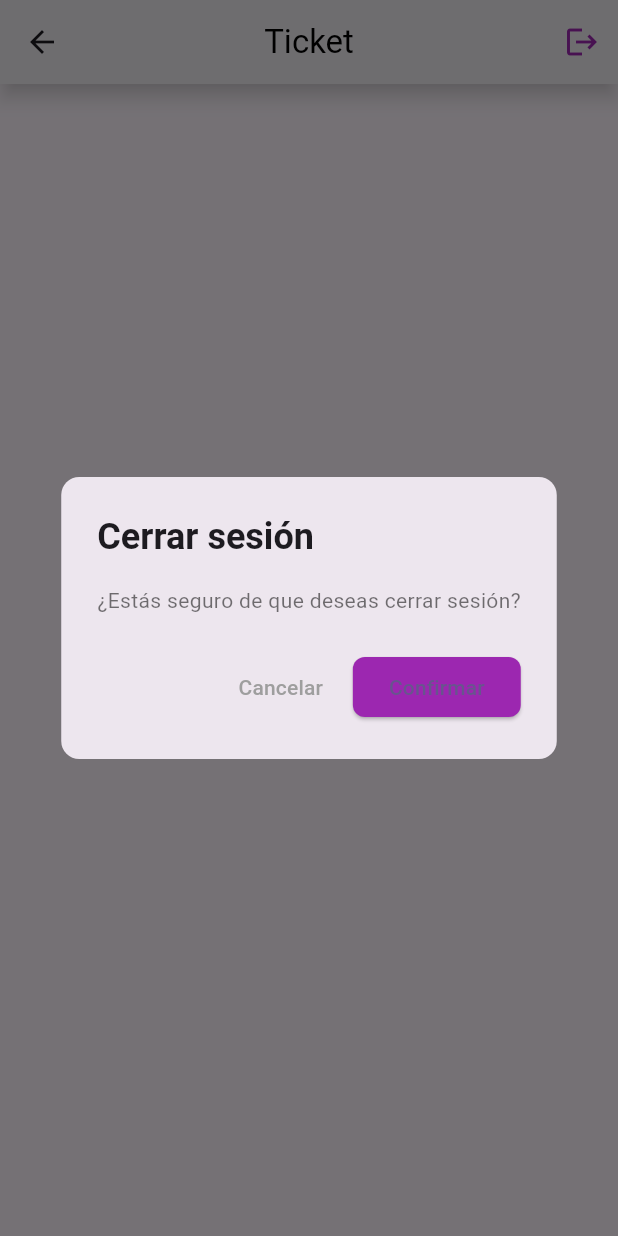
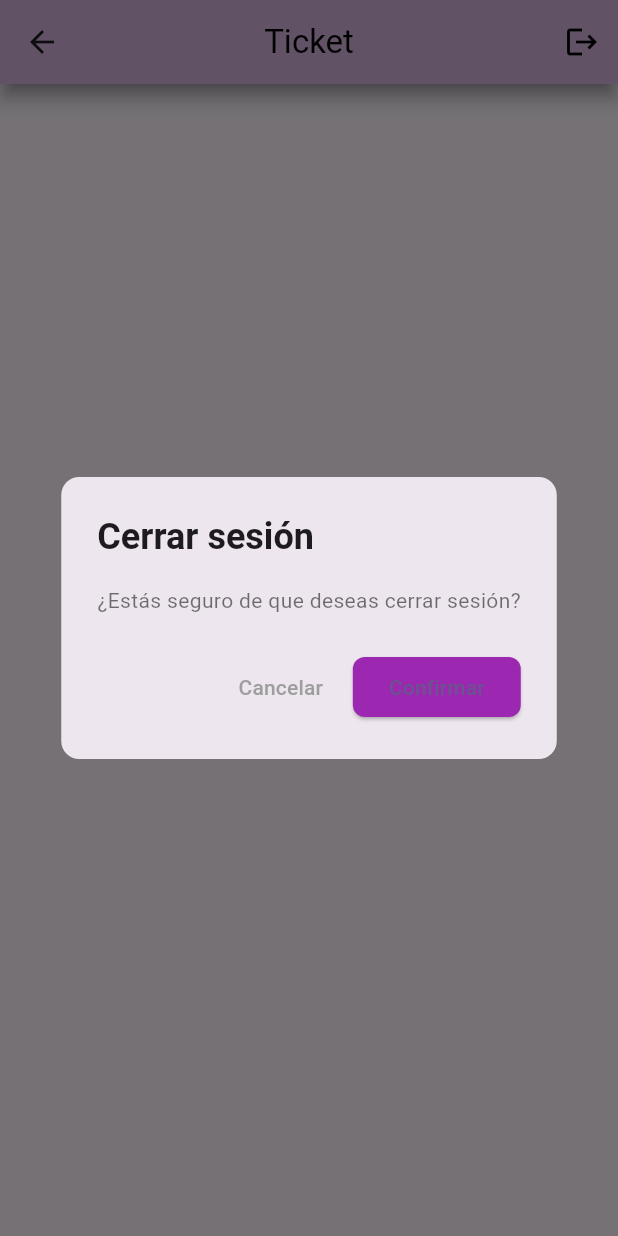
Before and after one commit to FabianRojasGamboa/CompuMovil, a Flutter app: the TicketsInfoScreen screen opened directly with empty values, after a tap on the "logout" icon, on a phone screen of 412 x 824 dp. Run offline on Flutter 3.47's test engine with Material 3 defaults, Android fonts, the phone set to English and light mode, and no system bars; our stand-ins replace dio, file_picker, google_sign_in, logger, shared_preferences; accounts and stored records are empty; network calls fail.

Commit message:
commit 6

```diff
--- a/CompuMovil/lib/screens/tickets_info_screen.dart
+++ b/CompuMovil/lib/screens/tickets_info_screen.dart
@@ -1,4 +1,5 @@
 import 'package:flutter/material.dart';
+import 'package:intl/intl.dart';
 import 'package:proyecto/objets/tickets.dart';
 import 'package:proyecto/services/info_tickets.dart';
 import 'package:shared_preferences/shared_preferences.dart';
@@ -153,14 +154,6 @@ class _TicketsInfoScreenState extends State<TicketsInfoScreen> {
                           ),
                           const SizedBox(height: 10),
                           Text(
-                            "Token del ticket: ${widget.ticketToken}",
-                            style: const TextStyle(
-                              fontSize: 16,
-                              color: Colors.black87,
-                            ),
-                          ),
-                          const SizedBox(height: 10),
-                          Text(
                             "Tipo: ${_ticket!.type}",
                             style: const TextStyle(
                               fontSize: 16,
@@ -201,7 +194,7 @@ class _TicketsInfoScreenState extends State<TicketsInfoScreen> {
                           ),
                           const SizedBox(height: 10),
                           Text(
-                            "Creado el: ${_ticket!.created}",
+                            "Creado el: ${DateFormat('yyyy-MM-dd HH:mm').format(_ticket!.created)}",
                             style: const TextStyle(
                               fontSize: 16,
                               color: Colors.black87,
@@ -209,7 +202,7 @@ class _TicketsInfoScreenState extends State<TicketsInfoScreen> {
                           ),
                           const SizedBox(height: 10),
                           Text(
-                            "Última actualización: ${_ticket!.updated}",
+                            "Última actualización: ${DateFormat('yyyy-MM-dd HH:mm').format(_ticket!.created)}",
                             style: const TextStyle(
                               fontSize: 16,
                               color: Colors.black87,
--- a/CompuMovil/lib/widgets/Down_menu.dart
+++ b/CompuMovil/lib/widgets/Down_menu.dart
@@ -62,13 +62,13 @@ class _DownMenuState extends State<DownMenu> {
             icon: Icon(Icons.message),
             activeIcon: Icon(Icons.message_rounded),
             label: 'Crear Tickets',
-            backgroundColor: Colors.white30,
+            backgroundColor: Color.fromARGB(255, 128, 53, 141),
           ),
           BottomNavigationBarItem(
             icon: Icon(Icons.list),
             activeIcon: Icon(Icons.list_rounded),
             label: 'Lista de Tickets',
-            backgroundColor: Colors.white30,
+            backgroundColor: Color.fromARGB(255, 128, 53, 141),
           ),
         ],
       ),
--- a/CompuMovil/lib/widgets/app_bar.dart
+++ b/CompuMovil/lib/widgets/app_bar.dart
@@ -21,14 +21,14 @@ class BarraApp extends StatelessWidget implements PreferredSizeWidget {
         color: Colors.black,
         fontSize: 22,
       ),
-      backgroundColor: Colors.white,
+      backgroundColor: Colors.purple[100],
       title: Text(titulo),
       centerTitle: true,
       elevation: 5,
-      shadowColor: Colors.grey.withOpacity(0.5),
+      shadowColor: const Color.fromARGB(255, 75, 75, 75).withOpacity(0.9),
       actions: <Widget>[
         IconButton(
-          icon: const Icon(Icons.logout, color: Colors.purple),
+          icon: const Icon(Icons.logout, color: Colors.black),
           onPressed: () async {
             bool? confirmLogout = await showDialog<bool>(
               context: context,
--- a/CompuMovil/pubspec.yaml
+++ b/CompuMovil/pubspec.yaml
@@ -41,6 +41,7 @@ dependencies:
   cached_network_image: ^3.4.1
   dio: ^5.7.0
   file_picker: ^5.0.1
+  intl: ^0.18.0
 
 
 dev_dependencies:
```
Also changed, not shown: CompuMovil/lib/screens/login_screen.dart (+42 -10 lines), CompuMovil/lib/screens/tickets_view_list.dart (+23 -34 lines), CompuMovil/pubspec.lock.
